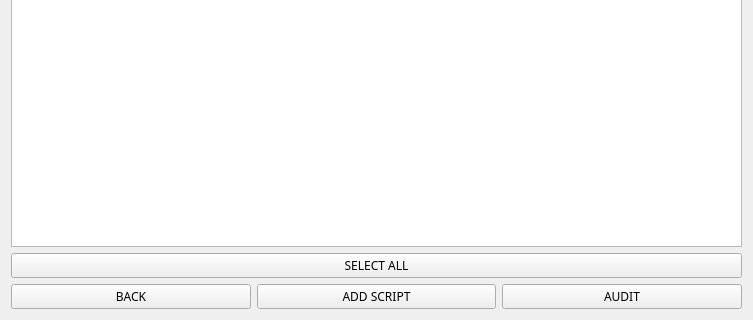
h4636oh/EasyAudit_QT, file audit_select_page.ui: the form before one commit; both pictures show x 0 to 753 and y 343 to 663 of the 753 by 663 pixel window.
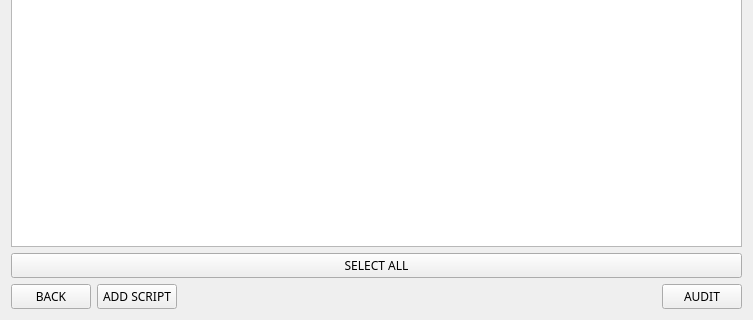
The form after the commit. Icons and pictures are not drawn.

```diff
--- a/audit_select_page.ui
+++ b/audit_select_page.ui
@@ -93,6 +93,19 @@
        </property>
       </widget>
      </item>
+     <item>
+      <spacer name="horizontalSpacer_2">
+       <property name="orientation">
+        <enum>Qt::Orientation::Horizontal</enum>
+       </property>
+       <property name="sizeHint" stdset="0">
+        <size>
+         <width>40</width>
+         <height>20</height>
+        </size>
+       </property>
+      </spacer>
+     </item>
      <item>
       <widget class="QPushButton" name="audit_btn">
        <property name="text">
```
